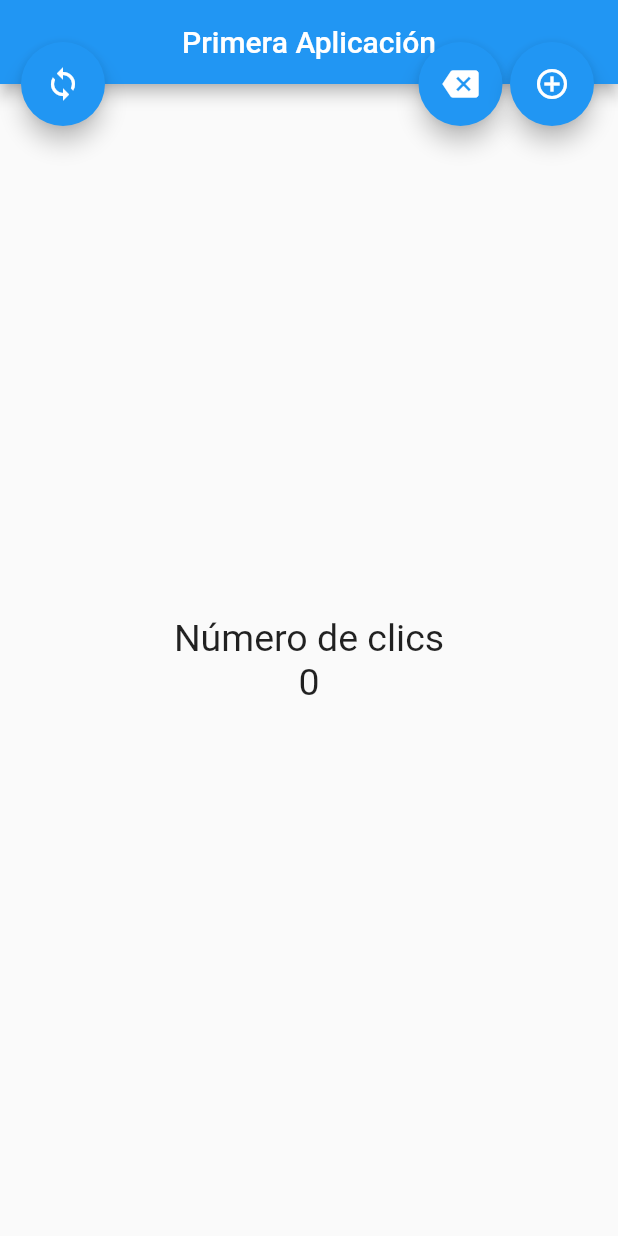
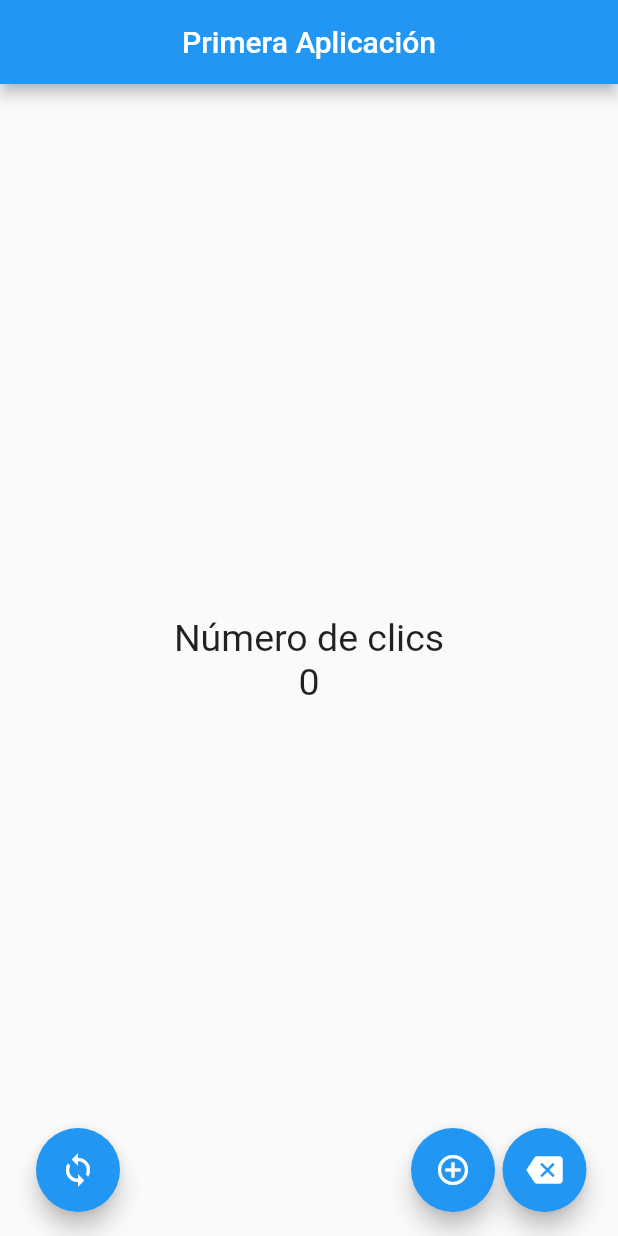
Before and after one commit to RodrigoScott/Flutter1, a Flutter app: the screen it shows after launch, after a tap on the "add circle outline" icon, after a tap on the "backspace" icon, on a phone screen of 412 x 824 dp. Run offline on Flutter 3.47's test engine with Material 2 defaults, Android fonts, the phone set to English and light mode, and no system bars; missing offline and left inert: dart:ffi.

Commit message:
Finish project 2.0

```diff
--- a/primero/lib/src/pages/contador_page.dart
+++ b/primero/lib/src/pages/contador_page.dart
@@ -1,4 +1,8 @@
+import 'dart:ffi';
+
+import 'package:flutter/cupertino.dart';
 import 'package:flutter/material.dart';
+import 'package:flutter/widgets.dart';
 
 
 class ContadorPage extends StatefulWidget{
@@ -34,7 +38,7 @@ class _ContadorPageState extends State<ContadorPage> {
             ],
           ),
         ),
-        floatingActionButtonLocation: FloatingActionButtonLocation.endTop,
+        //floatingActionButtonLocation: FloatingActionButtonLocation.endTop,
         floatingActionButton: _crearBoton(),
 
       );
@@ -45,27 +49,36 @@ class _ContadorPageState extends State<ContadorPage> {
     return Row(
       mainAxisAlignment: MainAxisAlignment.end,
       children: <Widget>[
-        SizedBox(width: 30),
-        FloatingActionButton( child: Icon(Icons.loop ), onPressed: _reset ),
-        Expanded(child: SizedBox()),
-        FloatingActionButton( child: Icon(Icons.backspace ), onPressed: _sustraer ),
-        SizedBox( width: 5.0 ),
-        FloatingActionButton( child: Icon(Icons.add_circle_outline ), onPressed: _agregar ),
+        SizedBox(width: 40,),
+        FloatingActionButton(child: Icon(Icons.loop), onPressed: _cero),
+        Expanded(child: SizedBox(width: 5)),
+        FloatingActionButton(child: Icon(Icons.add_circle_outline), onPressed: _sumar),
+        SizedBox(width: 5,),
+        FloatingActionButton(child: Icon(Icons.backspace), onPressed: _restar),
+        SizedBox(width: 5,),
+
       ],
     );
 
   }
 
-  void _agregar() {
-    setState(() => _cont++ );
+  void _sumar(){
+    setState(() {
+      _cont++;
+    });
   }
 
-  void _sustraer() {
-    setState(() => _cont-- );
+  void _restar(){
+    setState(() {
+      _cont--;
+    });
   }
 
-  void _reset() {
-    setState(() => _cont = 0 );
+  void _cero(){
+    setState(() {
+      _cont=0;
+    });
   }
 
+
 }
```
